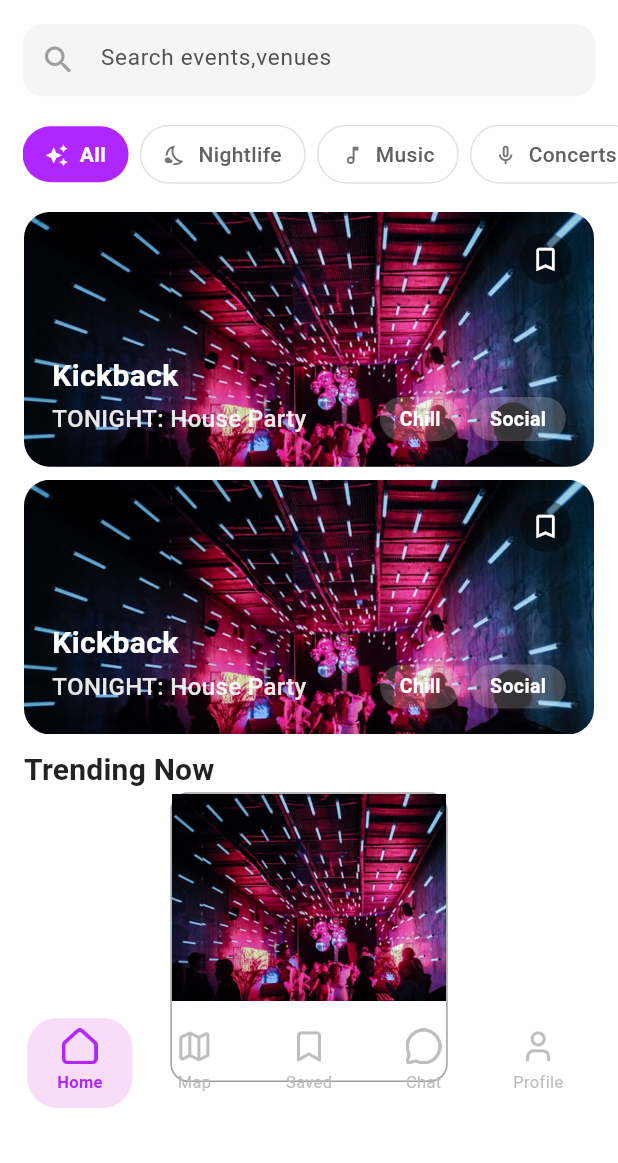
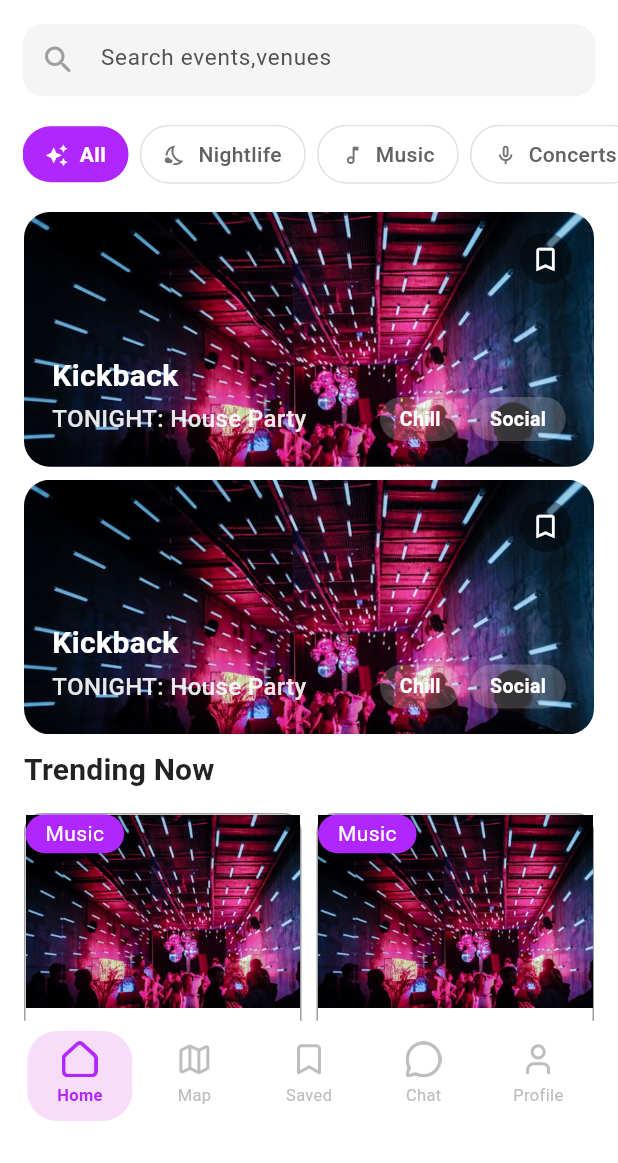
Before and after one commit to nazmul8451/Event-Discovery-App, a Flutter app: the BottomNavBarScreen screen opened by its route, on a phone screen of 412 x 824 dp, the part 73-1236 px from its top. Run offline on Flutter 3.47's test engine with Material 3 defaults, Android fonts, the light colour scheme and no system bars; our stand-ins replace flutter_screenutil, pin_code_fields, smooth_page_indicator.

Commit message:
home apge

```diff
--- a/lib/View/Screen/BottomNavBarScreen/bottom_nav_bar.dart
+++ b/lib/View/Screen/BottomNavBarScreen/bottom_nav_bar.dart
@@ -27,13 +27,12 @@
       extendBody: true,
       body: _pages[_selectedIndex],
       bottomNavigationBar: Padding(
-        padding: EdgeInsets.symmetric(horizontal: 16.w, vertical: 10.h),
+        padding: EdgeInsets.symmetric(horizontal: 16.w,),
         child: ClipRRect(
-          borderRadius: BorderRadius.circular(24.r),
           child: BottomNavigationBar(
             elevation: 0,
             type: BottomNavigationBarType.fixed,
-            backgroundColor: Colors.transparent,
+            backgroundColor:Theme.of(context).scaffoldBackgroundColor,
             selectedItemColor: Theme.of(context).primaryColor,
             unselectedItemColor: Colors.grey.shade400,
             currentIndex: _selectedIndex,
--- a/lib/View/Screen/BottomNavBarScreen/home_page.dart
+++ b/lib/View/Screen/BottomNavBarScreen/home_page.dart
@@ -78,6 +78,7 @@
         ],
       ),
       body: SingleChildScrollView(
+        physics: const AlwaysScrollableScrollPhysics(),
         child: Column(
           children: [
             SearchTextField(hintText: 'Search events,venues'),
@@ -295,17 +296,21 @@
                     ),
                   ),
 
-                  // GridView.builder(
-                  //   physics: NeverScrollableScrollPhysics(),
-                  //   itemCount: 10,
-                  //   gridDelegate: SliverGridDelegateWithFixedCrossAxisCount(
-                  //     crossAxisCount: 2,
-                  //   ),
-                  //   itemBuilder: (context,index){
-                  //     return
-                  //   },
-                  // ),
-                  Container(
+                  GridView.builder(
+                    shrinkWrap: true,
+                    // এটা জরুরি
+                    physics: const NeverScrollableScrollPhysics(),
+                    // ডাবল স্ক্রল বন্ধ
+                    padding: EdgeInsets.only(top: 16.h, bottom: 120.h),
+                    // নিচে গ্যাপ
+                    itemCount: 10,
+                    gridDelegate: SliverGridDelegateWithFixedCrossAxisCount(
+                      crossAxisCount: 2,
+                      mainAxisSpacing: 10,
+                      crossAxisSpacing: 10,
+                    ),
+                    itemBuilder: (context, index) {
+                      return Container(
                         height: 224.h,
                         width: 197.w,
                         decoration: BoxDecoration(
@@ -316,7 +321,7 @@
                           children: [
                             Align(
                               child: Container(
-                            height: 160.h,
+                                height: 150.h,
                                 decoration: BoxDecoration(
                                   image: DecorationImage(
                                     image: AssetImage(
@@ -325,10 +330,38 @@
                                     fit: BoxFit.cover,
                                   ),
                                 ),
+                                child: Stack(
+                                  children: [
+                                    Row(
+                                      children: [
+                                        Container(
+                                          height: 30.h,
+                                          width: 70.w,
+                                          decoration: BoxDecoration(
+                                            color: Color(0xFFB026FF),
+                                            borderRadius: BorderRadius.circular(
+                                              15,
+                                            ),
+                                          ),
+                                          child: Center(
+                                            child: Text(
+                                              'Music',
+                                              style: TextStyle(
+                                                color: Colors.white,
+                                              ),
+                                            ),
                                           ),
                                         ),
                                       ],
                                     ),
+                                  ],
+                                ),
+                              ),
+                            ),
+                          ],
+                        ),
+                      );
+                    },
                   ),
                 ],
               ),
```
Lines whose indentation alone changed are shown as unchanged.
